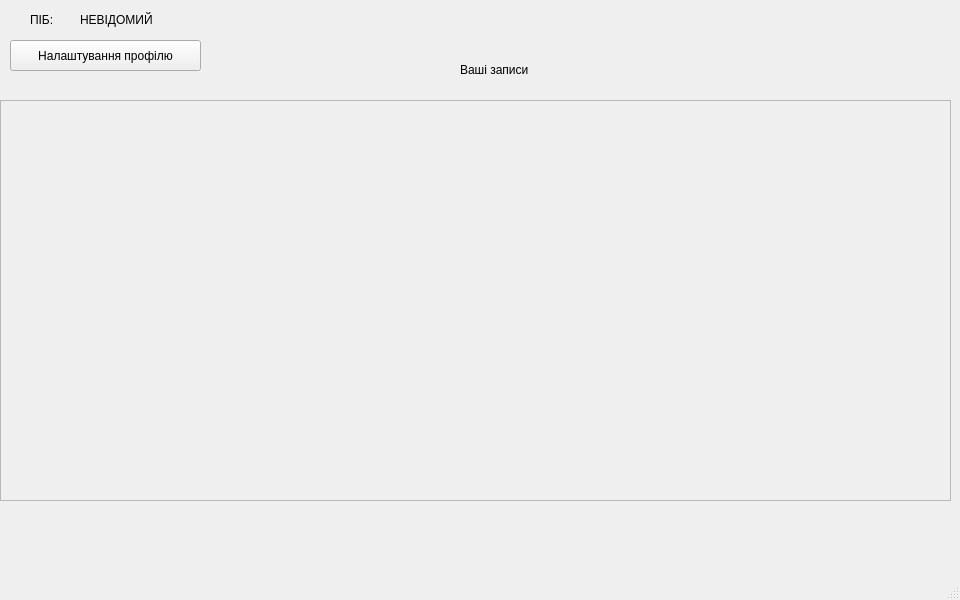
Qt form mainwindow.ui (letsexisttogether/MedicalDocuments) before a commit.
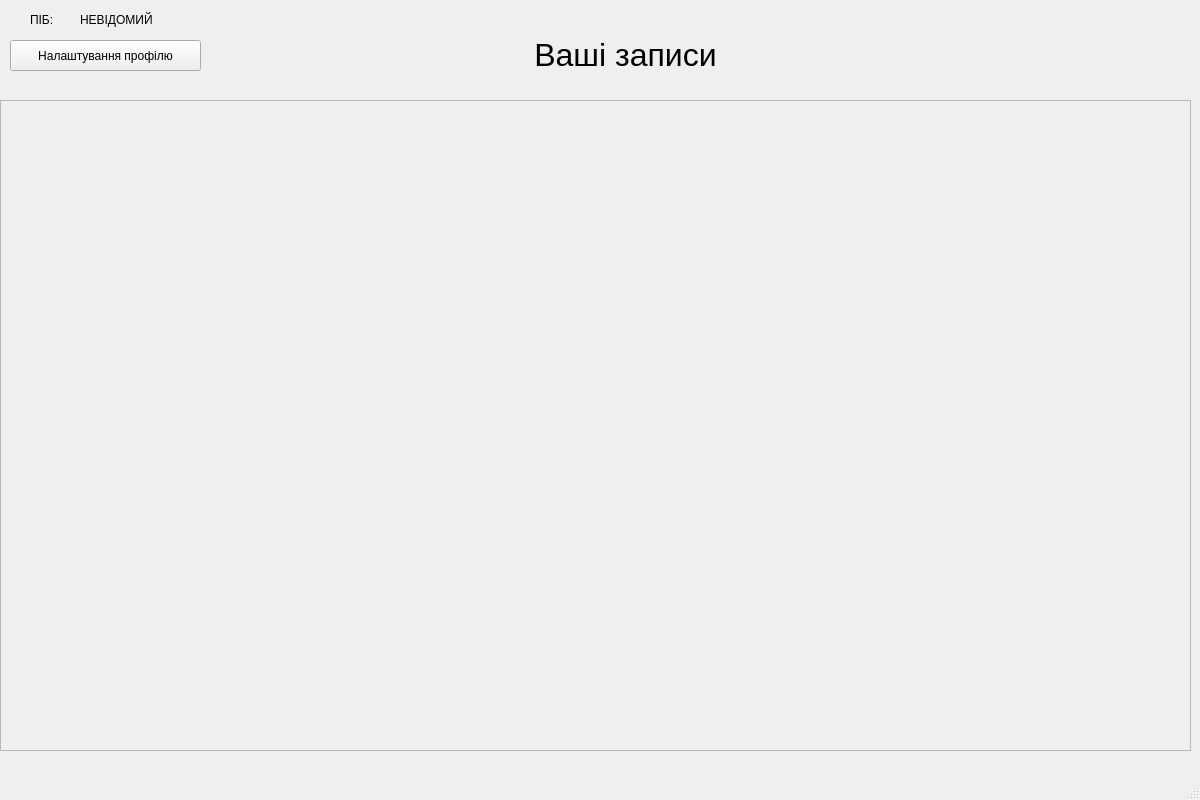
The same form after that commit.

Patch:
```diff
--- a/mainwindow.ui
+++ b/mainwindow.ui
@@ -6,8 +6,8 @@
    <rect>
     <x>0</x>
     <y>0</y>
-    <width>960</width>
-    <height>600</height>
+    <width>1200</width>
+    <height>800</height>
    </rect>
   </property>
   <property name="windowTitle">
@@ -19,8 +19,8 @@
      <rect>
       <x>0</x>
       <y>100</y>
-      <width>951</width>
-      <height>401</height>
+      <width>1191</width>
+      <height>651</height>
      </rect>
     </property>
     <property name="widgetResizable">
@@ -31,8 +31,8 @@
       <rect>
        <x>0</x>
        <y>0</y>
-       <width>949</width>
-       <height>399</height>
+       <width>1189</width>
+       <height>649</height>
       </rect>
      </property>
     </widget>
@@ -66,14 +66,19 @@
    <widget class="QLabel" name="label_3">
     <property name="geometry">
      <rect>
-      <x>460</x>
-      <y>60</y>
-      <width>91</width>
-      <height>20</height>
+      <x>500</x>
+      <y>20</y>
+      <width>251</width>
+      <height>71</height>
      </rect>
     </property>
+    <property name="font">
+     <font>
+      <pointsize>24</pointsize>
+     </font>
+    </property>
     <property name="text">
-     <string>Ваші записи</string>
+     <string>&lt;html&gt;&lt;head/&gt;&lt;body&gt;&lt;p align=&quot;center&quot;&gt;Ваші записи&lt;/p&gt;&lt;/body&gt;&lt;/html&gt;</string>
     </property>
    </widget>
    <widget class="QPushButton" name="pushButton">
```
Left out of the diff: 2 changed lines with no effect on the pictures.
